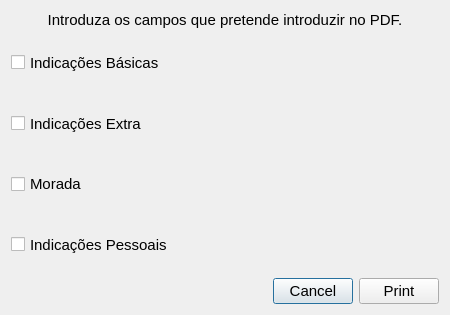
The window that pteid-mw-pt/_src/eidmw/eidgui/dlgPrint.ui (amagovpt/autenticacao.gov) describes before a commit, drawn with Qt 5.
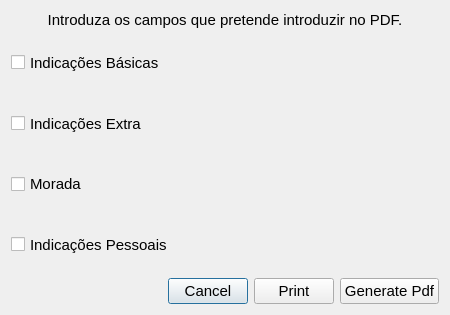
The same window after the commit. Icons and pictures are not drawn.

Commit message: Implement Printing using cairo export to png. Also make the savedialog unblock the GUI thread.

What changed in the file:
```diff
--- a/pteid-mw-pt/_src/eidmw/eidgui/dlgPrint.ui
+++ b/pteid-mw-pt/_src/eidmw/eidgui/dlgPrint.ui
@@ -60,6 +60,13 @@
          </property>
         </widget>
        </item>
+       <item>
+        <widget class="QPushButton" name="pbGeneratePdf">
+         <property name="text">
+          <string>Generate Pdf</string>
+         </property>
+        </widget>
+       </item>
       </layout>
      </item>
     </layout>
```
The commit also changes 2 other files.
